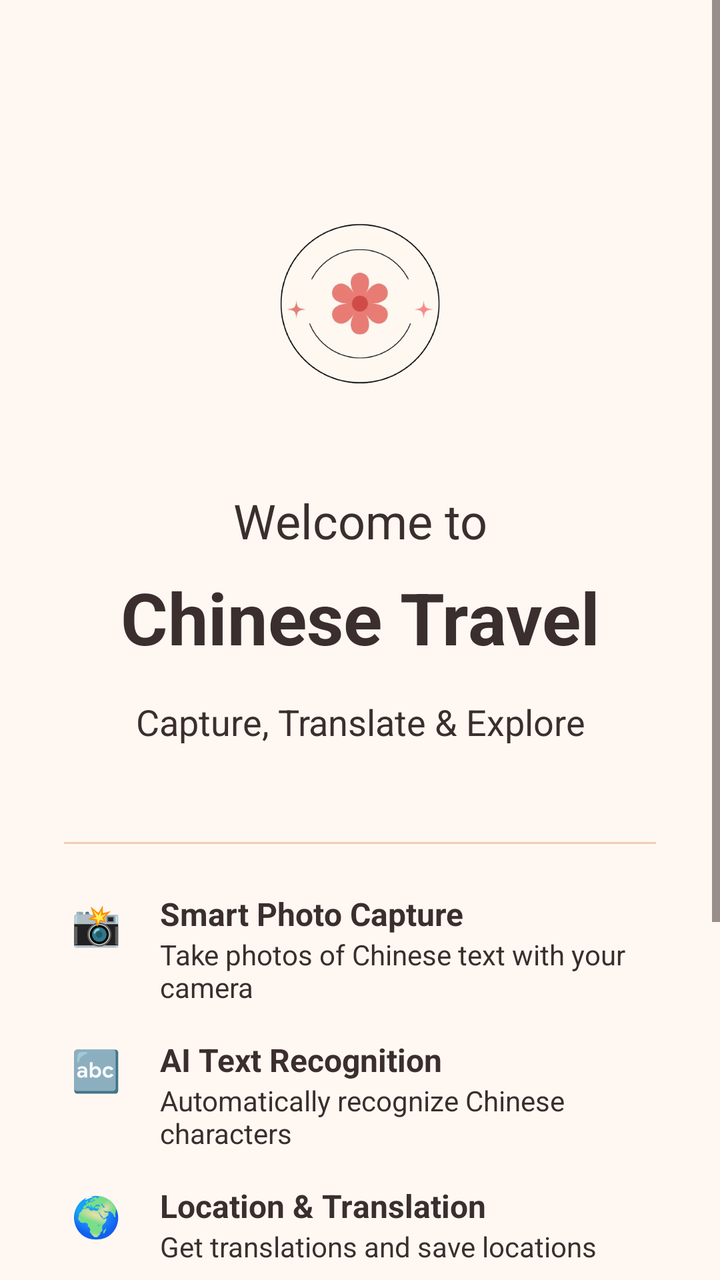
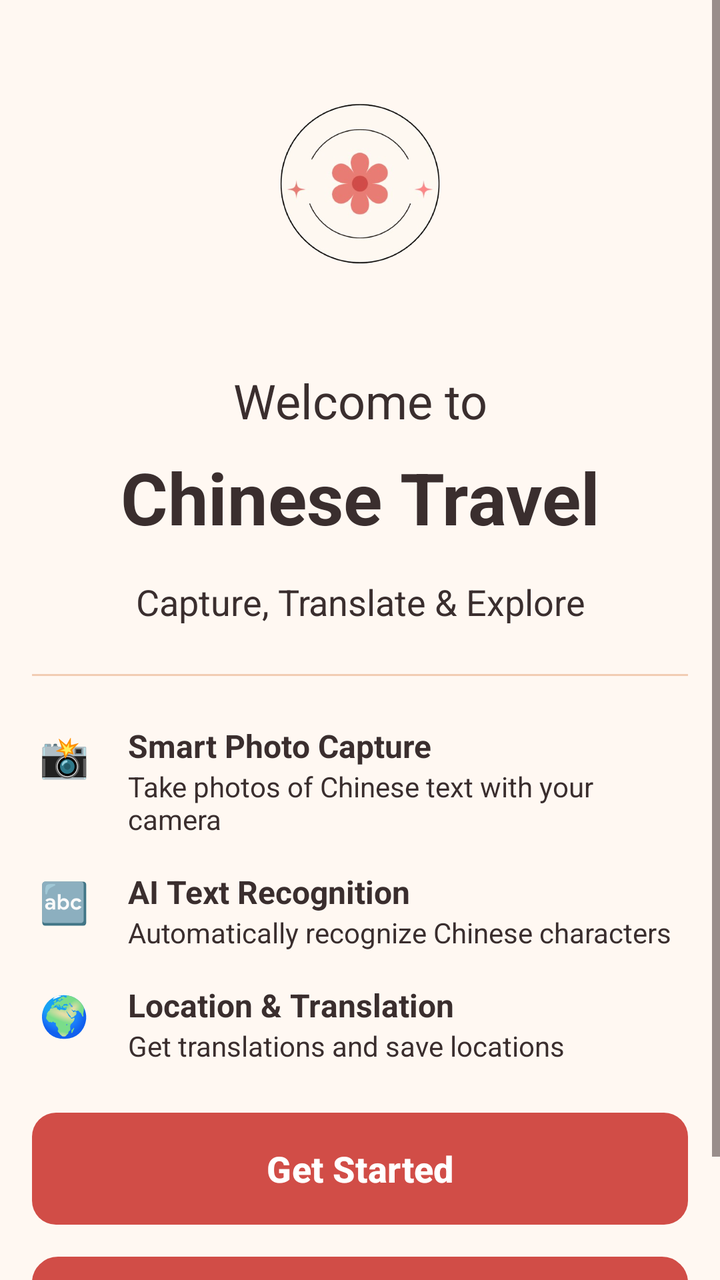

Before-and-after screenshots of an Android layout around one commit, followed by the original layout XML and the change that was made.
<!-- AndroidManifest.xml: application theme Theme.ChineseTravel -->
<!-- res/layout/fragment_welcome.xml -->
<?xml version="1.0" encoding="utf-8"?>
<ScrollView xmlns:android="http://schemas.android.com/apk/res/android"
    xmlns:app="http://schemas.android.com/apk/res-auto"
    android:layout_width="match_parent"
    android:layout_height="match_parent"
    android:background="@color/background_beige">

    <LinearLayout
        android:layout_width="match_parent"
        android:layout_height="wrap_content"
        android:orientation="vertical"
        android:padding="32dp"
        android:gravity="center">

        
        <ImageView
            android:layout_width="120dp"
            android:layout_height="120dp"
            android:layout_marginTop="60dp"
            android:layout_marginBottom="32dp"
            android:src="@drawable/travel_logo"
            android:contentDescription="Chinese Travel App Logo" />

        
        <TextView
            android:layout_width="match_parent"
            android:layout_height="wrap_content"
            android:text="Welcome to"
            android:textSize="24sp"
            android:textColor="@color/text_secondary"
            android:gravity="center"
            android:layout_marginBottom="8dp" />

        <TextView
            android:layout_width="match_parent"
            android:layout_height="wrap_content"
            android:text="Chinese Travel"
            android:textSize="36sp"
            android:textStyle="bold"
            android:textColor="@color/text_primary"
            android:gravity="center"
            android:layout_marginBottom="16dp" />

        
        <TextView
            android:layout_width="match_parent"
            android:layout_height="wrap_content"
            android:text="Capture, Translate &amp; Explore"
            android:textSize="18sp"
            android:textColor="@color/text_secondary"
            android:gravity="center"
            android:layout_marginBottom="48dp" />

        
        <LinearLayout
            android:layout_width="match_parent"
            android:layout_height="wrap_content"
            android:orientation="vertical"
            android:layout_marginBottom="48dp">

            <View
                android:layout_width="match_parent"
                android:layout_height="1dp"
                android:background="@color/divider_light"
                android:layout_marginBottom="24dp" />

            
            <LinearLayout
                android:layout_width="match_parent"
                android:layout_height="wrap_content"
                android:orientation="horizontal"
                android:layout_marginBottom="16dp">

                <TextView
                    android:layout_width="32dp"
                    android:layout_height="32dp"
                    android:text="📸"
                    android:textSize="20sp"
                    android:gravity="center"
                    android:layout_marginEnd="16dp" />

                <LinearLayout
                    android:layout_width="0dp"
                    android:layout_height="wrap_content"
                    android:layout_weight="1"
                    android:orientation="vertical">

                    <TextView
                        android:layout_width="match_parent"
                        android:layout_height="wrap_content"
                        android:text="Smart Photo Capture"
                        android:textSize="16sp"
                        android:textStyle="bold"
                        android:textColor="@color/text_primary" />

                    <TextView
                        android:layout_width="match_parent"
                        android:layout_height="wrap_content"
                        android:text="Take photos of Chinese text with your camera"
                        android:textSize="14sp"
                        android:textColor="@color/text_secondary" />

                </LinearLayout>

            </LinearLayout>

            
            <LinearLayout
                android:layout_width="match_parent"
                android:layout_height="wrap_content"
                android:orientation="horizontal"
                android:layout_marginBottom="16dp">

                <TextView
                    android:layout_width="32dp"
                    android:layout_height="32dp"
                    android:text="🔤"
                    android:textSize="20sp"
                    android:gravity="center"
                    android:layout_marginEnd="16dp" />

                <LinearLayout
                    android:layout_width="0dp"
                    android:layout_height="wrap_content"
                    android:layout_weight="1"
                    android:orientation="vertical">

                    <TextView
                        android:layout_width="match_parent"
                        android:layout_height="wrap_content"
                        android:text="AI Text Recognition"
                        android:textSize="16sp"
                        android:textStyle="bold"
                        android:textColor="@color/text_primary" />

                    <TextView
                        android:layout_width="match_parent"
                        android:layout_height="wrap_content"
                        android:text="Automatically recognize Chinese characters"
                        android:textSize="14sp"
                        android:textColor="@color/text_secondary" />

                </LinearLayout>

            </LinearLayout>

            
            <LinearLayout
                android:layout_width="match_parent"
                android:layout_height="wrap_content"
                android:orientation="horizontal"
                android:layout_marginBottom="16dp">

                <TextView
                    android:layout_width="32dp"
                    android:layout_height="32dp"
                    android:text="🌍"
                    android:textSize="20sp"
                    android:gravity="center"
                    android:layout_marginEnd="16dp" />

                <LinearLayout
                    android:layout_width="0dp"
                    android:layout_height="wrap_content"
                    android:layout_weight="1"
                    android:orientation="vertical">

                    <TextView
                        android:layout_width="match_parent"
                        android:layout_height="wrap_content"
                        android:text="Location &amp; Translation"
                        android:textSize="16sp"
                        android:textStyle="bold"
                        android:textColor="@color/text_primary" />

                    <TextView
                        android:layout_width="match_parent"
                        android:layout_height="wrap_content"
                        android:text="Get translations and save locations"
                        android:textSize="14sp"
                        android:textColor="@color/text_secondary" />

                </LinearLayout>

            </LinearLayout>

        </LinearLayout>

        
        <LinearLayout
            android:layout_width="match_parent"
            android:layout_height="wrap_content"
            android:orientation="vertical"
            android:layout_marginBottom="32dp">

            
            <Button
                android:id="@+id/btnGetStarted"
                android:layout_width="match_parent"
                android:layout_height="56dp"
                android:text="Get Started"
                android:textSize="18sp"
                android:textStyle="bold"
                android:textColor="@color/white"
                android:background="@drawable/button_red_primary"
                android:layout_marginBottom="16dp"
                android:elevation="4dp" />

            
            <com.google.android.material.button.MaterialButton
                android:id="@+id/btnLearnMore"
                style="?attr/materialButtonOutlinedStyle"
                android:layout_width="match_parent"
                android:layout_height="56dp"
                android:text="Learn More"
                android:textColor="@color/white"
                android:textSize="16sp"
                android:textAllCaps="false"
                android:backgroundTint="@color/background_beige"
                app:strokeColor="@color/red_primary"
                app:strokeWidth="2dp"
                app:iconGravity="textStart" />


        </LinearLayout>

    </LinearLayout>

</ScrollView>
<!-- resources referenced by this layout -->
<resources>
  <color name="background_beige">#FFF8F2</color>
  <color name="divider_light">#F2CDB3</color>
  <color name="red_primary">#D14D47</color>
  <color name="text_primary">#3A2E2E</color>
  <color name="text_secondary">#3A2E2E</color>
  <color name="white">#FFFFFF</color>
  <!-- drawable button_red_primary (drawable) -->
  <?xml version="1.0" encoding="utf-8"?>
  <shape xmlns:android="http://schemas.android.com/apk/res/android"
      android:shape="rectangle">
      <solid android:color="@color/red_primary" />
      <corners android:radius="12dp" />
      <stroke android:width="0dp" />
  </shape>
  <!-- drawable travel_logo: png bitmap (drawable, 92954 bytes) -->
  <style name="Theme.ChineseTravel" parent="Theme.Material3.DayNight">
          
          <item name="colorPrimary">@color/red_primary</item>
          <item name="colorPrimaryVariant">@color/red_primary_dark</item>
          <item name="colorOnPrimary">@color/white</item>
          
          
          <item name="colorSecondary">@color/accent_gold</item>
          <item name="colorSecondaryVariant">@color/accent_light_red</item>
          <item name="colorOnSecondary">@color/text_primary</item>
          
          
          <item name="android:colorBackground">@color/background_beige</item>
          <item name="colorSurface">@color/background_card</item>
          <item name="colorOnSurface">@color/text_primary</item>
          
          
          <item name="android:statusBarColor">@color/red_primary</item>
          <item name="android:windowLightStatusBar">false</item>
          
          
          <item name="android:navigationBarColor">@color/background_beige</item>
          <item name="android:windowLightNavigationBar">true</item>
          
          
          <item name="android:textColorPrimary">@color/text_primary</item>
          <item name="android:textColorSecondary">@color/text_secondary</item>
          
          
          <item name="materialButtonStyle">@style/Widget.ChineseTravel.Button</item>
          <item name="materialButtonOutlinedStyle">@style/Widget.ChineseTravel.Button.Outlined</item>
      </style>
  <color name="red_primary_dark">#B73D37</color>
  <color name="accent_gold">#F2CDB3</color>
  <color name="accent_light_red">#F2CDB3</color>
  <color name="background_card">#FFFFFF</color>
  <style name="Widget.ChineseTravel.Button" parent="Widget.Material3.Button">
          <item name="backgroundTint">@color/red_primary</item>
          <item name="android:textColor">@color/white</item>
          <item name="cornerRadius">12dp</item>
          <item name="android:textSize">16sp</item>
          <item name="android:textStyle">bold</item>
      </style>
  <style name="Widget.ChineseTravel.Button.Outlined" parent="Widget.Material3.Button">
          <item name="android:background">@drawable/button_beige_outline</item>
          <item name="android:textColor">@color/red_primary</item>
          <item name="cornerRadius">12dp</item>
          <item name="android:textSize">16sp</item>
      </style>
  <!-- drawable button_beige_outline (drawable) -->
  <?xml version="1.0" encoding="utf-8"?>
  <shape xmlns:android="http://schemas.android.com/apk/res/android"
      android:shape="rectangle">
      <solid android:color="@color/background_light" />
      <corners android:radius="12dp" />
      <stroke 
          android:width="2dp" 
          android:color="@color/red_primary" />
  </shape>
  <color name="background_light">#FFFFFF</color>
</resources>

<!-- the commit's change to res/layout/fragment_welcome.xml (unified diff, before → after) -->
@@ -1,27 +1,24 @@
 <?xml version="1.0" encoding="utf-8"?>
-<ScrollView xmlns:android="http://schemas.android.com/apk/res/android"
+<ScrollView
+    xmlns:android="http://schemas.android.com/apk/res/android"
     xmlns:app="http://schemas.android.com/apk/res-auto"
     android:layout_width="match_parent"
     android:layout_height="match_parent"
     android:background="@color/background_beige">
-
     <LinearLayout
         android:layout_width="match_parent"
         android:layout_height="wrap_content"
         android:orientation="vertical"
-        android:padding="32dp"
-        android:gravity="center">
-
-        
+        android:gravity="center"
+        android:paddingHorizontal="@dimen/screen_gutter"
+        android:paddingTop="@dimen/space_32"
+        android:paddingBottom="@dimen/section_gap">
         <ImageView
             android:layout_width="120dp"
             android:layout_height="120dp"
-            android:layout_marginTop="60dp"
-            android:layout_marginBottom="32dp"
+            android:layout_marginBottom="@dimen/space_32"
             android:src="@drawable/travel_logo"
             android:contentDescription="Chinese Travel App Logo" />
-
-        
         <TextView
             android:layout_width="match_parent"
             android:layout_height="wrap_content"
@@ -29,8 +26,7 @@
             android:textSize="24sp"
             android:textColor="@color/text_secondary"
             android:gravity="center"
-            android:layout_marginBottom="8dp" />
-
+            android:layout_marginBottom="@dimen/space_8" />
         <TextView
             android:layout_width="match_parent"
             android:layout_height="wrap_content"
@@ -39,9 +35,7 @@
             android:textStyle="bold"
             android:textColor="@color/text_primary"
             android:gravity="center"
-            android:layout_marginBottom="16dp" />
-
-        
+            android:layout_marginBottom="@dimen/space_16" />
         <TextView
             android:layout_width="match_parent"
             android:layout_height="wrap_content"
@@ -49,42 +43,36 @@
             android:textSize="18sp"
             android:textColor="@color/text_secondary"
             android:gravity="center"
-            android:layout_marginBottom="48dp" />
-
-        
+            android:layout_marginBottom="@dimen/section_gap" />
         <LinearLayout
             android:layout_width="match_parent"
             android:layout_height="wrap_content"
             android:orientation="vertical"
-            android:layout_marginBottom="48dp">
-
+            android:layout_marginBottom="@dimen/section_gap">
             <View
                 android:layout_width="match_parent"
                 android:layout_height="1dp"
                 android:background="@color/divider_light"
-                android:layout_marginBottom="24dp" />
-
-            
+                android:layout_marginBottom="@dimen/space_24" />
             <LinearLayout
                 android:layout_width="match_parent"
                 android:layout_height="wrap_content"
                 android:orientation="horizontal"
-                android:layout_marginBottom="16dp">
-
+                android:layout_marginBottom="@dimen/space_16">
                 <TextView
-                    android:layout_width="32dp"
-                    android:layout_height="32dp"
+                    android:layout_width="wrap_content"
+                    android:layout_height="wrap_content"
                     android:text="📸"
                     android:textSize="20sp"
                     android:gravity="center"
-                    android:layout_marginEnd="16dp" />
-
+                    android:layout_marginEnd="@dimen/space_16"
+                    android:minWidth="32dp"
+                    android:minHeight="32dp" />
                 <LinearLayout
                     android:layout_width="0dp"
                     android:layout_height="wrap_content"
                     android:layout_weight="1"
                     android:orientation="vertical">
-
                     <TextView
                         android:layout_width="match_parent"
                         android:layout_height="wrap_content"
@@ -92,39 +80,33 @@
                         android:textSize="16sp"
                         android:textStyle="bold"
                         android:textColor="@color/text_primary" />
-
                     <TextView
                         android:layout_width="match_parent"
                         android:layout_height="wrap_content"
                         android:text="Take photos of Chinese text with your camera"
                         android:textSize="14sp"
                         android:textColor="@color/text_secondary" />
-
                 </LinearLayout>
-
             </LinearLayout>
-
-            
             <LinearLayout
                 android:layout_width="match_parent"
                 android:layout_height="wrap_content"
                 android:orientation="horizontal"
-                android:layout_marginBottom="16dp">
-
+                android:layout_marginBottom="@dimen/space_16">
                 <TextView
-                    android:layout_width="32dp"
-                    android:layout_height="32dp"
+                    android:layout_width="wrap_content"
+                    android:layout_height="wrap_content"
                     android:text="🔤"
                     android:textSize="20sp"
                     android:gravity="center"
-                    android:layout_marginEnd="16dp" />
-
+                    android:layout_marginEnd="@dimen/space_16"
+                    android:minWidth="32dp"
+                    android:minHeight="32dp" />
                 <LinearLayout
                     android:layout_width="0dp"
                     android:layout_height="wrap_content"
                     android:layout_weight="1"
                     android:orientation="vertical">
-
                     <TextView
                         android:layout_width="match_parent"
                         android:layout_height="wrap_content"
@@ -132,39 +114,32 @@
                         android:textSize="16sp"
                         android:textStyle="bold"
                         android:textColor="@color/text_primary" />
-
                     <TextView
                         android:layout_width="match_parent"
                         android:layout_height="wrap_content"
                         android:text="Automatically recognize Chinese characters"
                         android:textSize="14sp"
                         android:textColor="@color/text_secondary" />
-
                 </LinearLayout>
-
             </LinearLayout>
-
-            
             <LinearLayout
                 android:layout_width="match_parent"
                 android:layout_height="wrap_content"
-                android:orientation="horizontal"
-                android:layout_marginBottom="16dp">
-
+                android:orientation="horizontal">
                 <TextView
-                    android:layout_width="32dp"
-                    android:layout_height="32dp"
+                    android:layout_width="wrap_content"
+                    android:layout_height="wrap_content"
                     android:text="🌍"
                     android:textSize="20sp"
                     android:gravity="center"
-                    android:layout_marginEnd="16dp" />
-
+                    android:layout_marginEnd="@dimen/space_16"
+                    android:minWidth="32dp"
+                    android:minHeight="32dp" />
                 <LinearLayout
                     android:layout_width="0dp"
                     android:layout_height="wrap_content"
                     android:layout_weight="1"
                     android:orientation="vertical">
-
                     <TextView
                         android:layout_width="match_parent"
                         android:layout_height="wrap_content"
@@ -172,46 +147,39 @@
                         android:textSize="16sp"
                         android:textStyle="bold"
                         android:textColor="@color/text_primary" />
-
                     <TextView
                         android:layout_width="match_parent"
                         android:layout_height="wrap_content"
                         android:text="Get translations and save locations"
                         android:textSize="14sp"
                         android:textColor="@color/text_secondary" />
-
                 </LinearLayout>
-
             </LinearLayout>
-
         </LinearLayout>
-
-        
         <LinearLayout
             android:layout_width="match_parent"
             android:layout_height="wrap_content"
-            android:orientation="vertical"
-            android:layout_marginBottom="32dp">
-
-            
+            android:orientation="vertical">
             <Button
                 android:id="@+id/btnGetStarted"
                 android:layout_width="match_parent"
-                android:layout_height="56dp"
+                android:layout_height="wrap_content"
                 android:text="Get Started"
                 android:textSize="18sp"
                 android:textStyle="bold"
                 android:textColor="@color/white"
                 android:background="@drawable/button_red_primary"
-                android:layout_marginBottom="16dp"
-                android:elevation="4dp" />
-
-            
+                android:layout_marginBottom="@dimen/space_16"
+                android:elevation="4dp"
+                android:minHeight="@dimen/action_min_height"
+                android:singleLine="false"
+                android:maxLines="4"
+                android:ellipsize="none" />
             <com.google.android.material.button.MaterialButton
                 android:id="@+id/btnLearnMore"
                 style="?attr/materialButtonOutlinedStyle"
                 android:layout_width="match_parent"
-                android:layout_height="56dp"
+                android:layout_height="wrap_content"
                 android:text="Learn More"
                 android:textColor="@color/white"
                 android:textSize="16sp"
@@ -219,11 +187,11 @@
                 android:backgroundTint="@color/background_beige"
                 app:strokeColor="@color/red_primary"
                 app:strokeWidth="2dp"
-                app:iconGravity="textStart" />
-
-
+                app:iconGravity="textStart"
+                android:minHeight="@dimen/action_min_height"
+                android:singleLine="false"
+                android:maxLines="4"
+                android:ellipsize="none" />
         </LinearLayout>
-
     </LinearLayout>
-
 </ScrollView>
<!-- resource entries referenced after the edit -->
@@ -6,6 +6,13 @@
   <color name="text_primary">#3A2E2E</color>
   <color name="text_secondary">#3A2E2E</color>
   <color name="white">#FFFFFF</color>
+  <dimen name="action_min_height">56dp</dimen>
+  <dimen name="screen_gutter">16dp</dimen>
+  <dimen name="section_gap">24dp</dimen>
+  <dimen name="space_16">16dp</dimen>
+  <dimen name="space_24">24dp</dimen>
+  <dimen name="space_32">32dp</dimen>
+  <dimen name="space_8">8dp</dimen>
   <!-- drawable button_red_primary (drawable) -->
   <?xml version="1.0" encoding="utf-8"?>
   <shape xmlns:android="http://schemas.android.com/apk/res/android"
